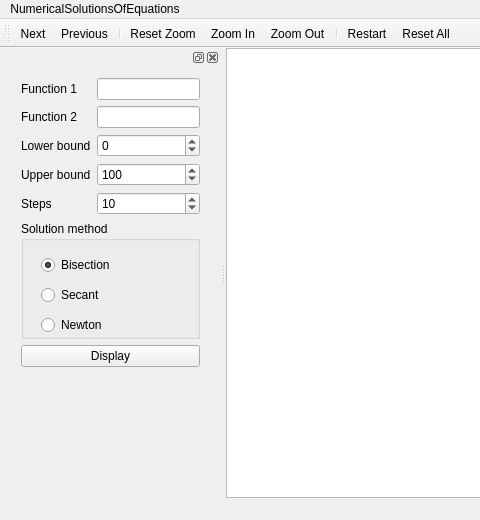
First picture: the form in mainwindow.ui, repository NeverMendel/NumericalSolutionOfEquations, before the edit; both pictures show x 0 to 480 and y 0 to 520 of the 830 by 520 pixel window.
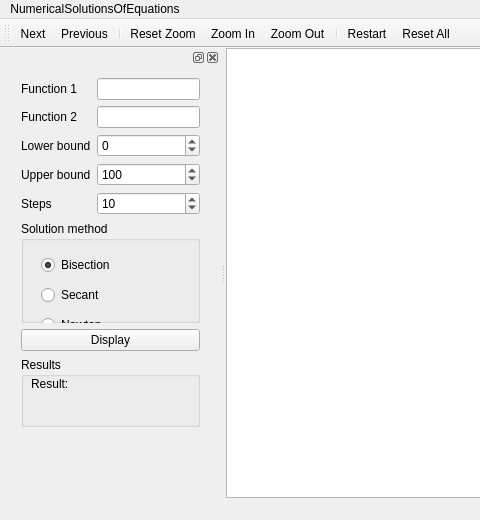
Second picture: the form after the edit. Custom widgets are drawn as their Qt base class.

Commit message: Add result related labels

Diff of the .ui file:
```diff
--- a/mainwindow.ui
+++ b/mainwindow.ui
@@ -121,7 +121,7 @@
        <x>10</x>
        <y>0</y>
        <width>201</width>
-       <height>311</height>
+       <height>371</height>
       </rect>
      </property>
      <layout class="QVBoxLayout" name="verticalLayout">
@@ -273,6 +273,48 @@
         </property>
        </widget>
       </item>
+      <item>
+       <widget class="QGroupBox" name="resultsBox">
+        <property name="maximumSize">
+         <size>
+          <width>16777215</width>
+          <height>70</height>
+         </size>
+        </property>
+        <property name="title">
+         <string>Results</string>
+        </property>
+        <widget class="QLabel" name="resultTextLabel">
+         <property name="geometry">
+          <rect>
+           <x>10</x>
+           <y>20</y>
+           <width>40</width>
+           <height>13</height>
+          </rect>
+         </property>
+         <property name="text">
+          <string>Result:</string>
+         </property>
+        </widget>
+        <widget class="QLabel" name="resultLabel">
+         <property name="geometry">
+          <rect>
+           <x>116</x>
+           <y>20</y>
+           <width>70</width>
+           <height>13</height>
+          </rect>
+         </property>
+         <property name="text">
+          <string/>
+         </property>
+         <property name="alignment">
+          <set>Qt::AlignRight|Qt::AlignTrailing|Qt::AlignVCenter</set>
+         </property>
+        </widget>
+       </widget>
+      </item>
      </layout>
     </widget>
    </widget>
```
